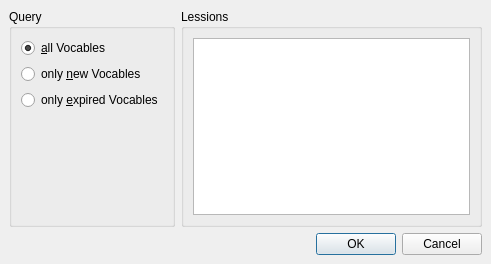
This is StartQuiz.ui in nsams/vocablecoach as Qt 5 draws it before an edit. The edited form follows.
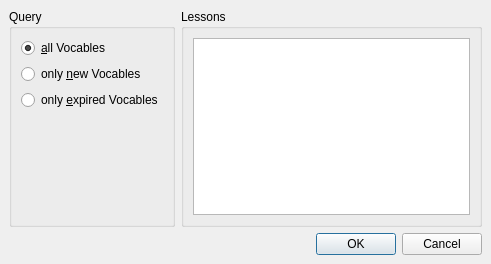
This is the edited form.

Commit message: fixed typo (lession -> lesson)

The edit to the form file:
```diff
--- a/StartQuiz.ui
+++ b/StartQuiz.ui
@@ -82,7 +82,7 @@
      <item>
       <widget class="QGroupBox" name="groupBox" >
        <property name="title" >
-        <string>Lessions</string>
+        <string>Lessons</string>
        </property>
        <layout class="QHBoxLayout" >
         <property name="margin" >
```
Left out of the diff: 4 changed lines with no effect on the pictures. The commit also changes 16 other files.
